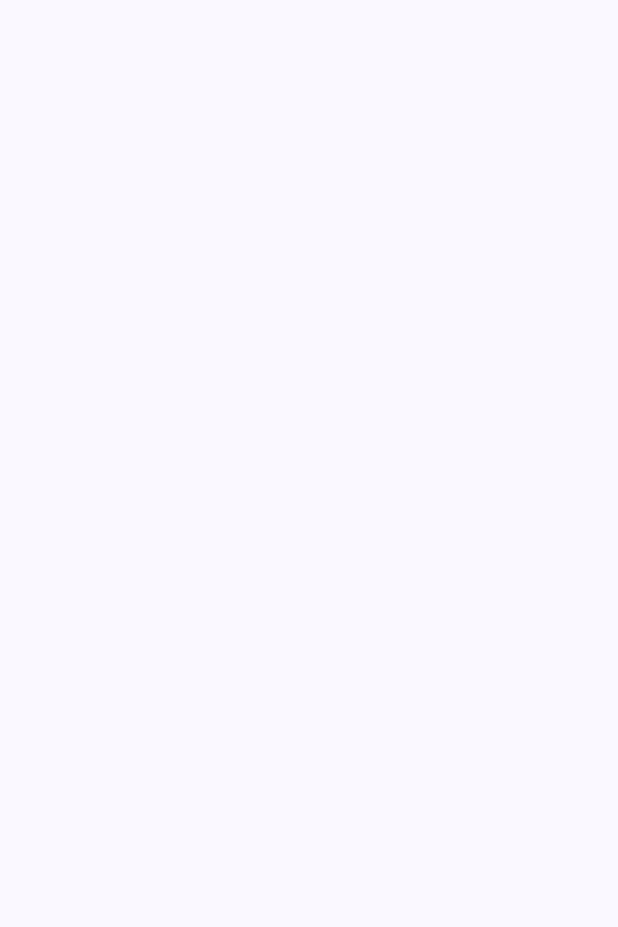
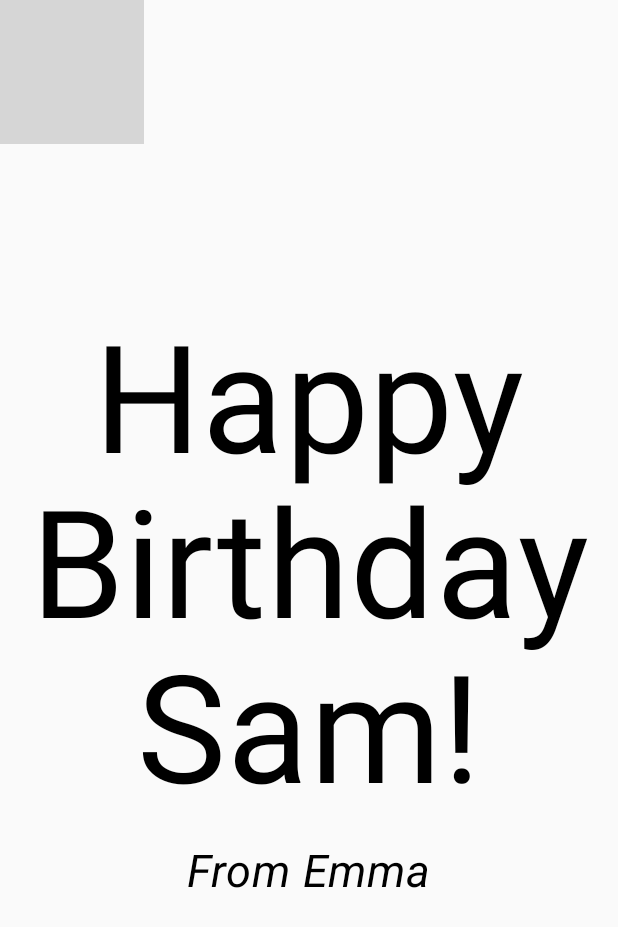
Before and after one commit to Dchidre/Kotlin1, an Android app built with Jetpack Compose: the screen it shows after launch (MainActivity), on a phone screen of 412 x 824 dp. Before the commit the part shown is empty. Shown: the top 927 px of the screen. Run offline under Robolectric (Android 15) with nearby library versions, the phone set to English and light mode, and no system bars; grey boxes are pictures that could not be loaded.

Commit message:
image added

```diff
--- a/app/src/main/java/com/example/pruebakotlin/MainActivity.kt
+++ b/app/src/main/java/com/example/pruebakotlin/MainActivity.kt
@@ -3,16 +3,25 @@ package com.example.pruebakotlin
 import android.os.Bundle
 import androidx.activity.ComponentActivity
 import androidx.activity.compose.setContent
+import androidx.compose.foundation.Image
+import androidx.compose.foundation.layout.Arrangement
+import androidx.compose.foundation.layout.Box
+import androidx.compose.foundation.layout.Column
 import androidx.compose.foundation.layout.fillMaxSize
 import androidx.compose.foundation.layout.padding
-import androidx.compose.material3.MaterialTheme
-import androidx.compose.material3.Surface
 import androidx.compose.material3.Text
 import androidx.compose.runtime.Composable
+import androidx.compose.ui.Alignment
 import androidx.compose.ui.Modifier
-import androidx.compose.ui.graphics.Color
+import androidx.compose.ui.layout.ContentScale
+import androidx.compose.ui.res.painterResource
+import androidx.compose.ui.res.stringResource
+import androidx.compose.ui.text.font.FontStyle
+import androidx.compose.ui.text.font.FontWeight
+import androidx.compose.ui.text.style.TextAlign
 import androidx.compose.ui.tooling.preview.Preview
 import androidx.compose.ui.unit.dp
+import androidx.compose.ui.unit.sp
 import com.example.pruebakotlin.ui.theme.PruebaKotlinTheme
 
 class MainActivity : ComponentActivity() {
@@ -20,20 +29,57 @@ class MainActivity : ComponentActivity() {
         super.onCreate(savedInstanceState)
         setContent {
             PruebaKotlinTheme {
-                // A surface container using the 'background' color from the theme
-                Surface(
-                    modifier = Modifier.fillMaxSize(),
-                    color = MaterialTheme.colorScheme.background
-                ) {
-                }
+                GreetingImage(stringResource(R.string.birth_text), stringResource(R.string.signature))
             }
         }
     }
 }
 
 @Composable
-fun GreetingText(modifier: Modifier = Modifier, message: String) {
-    Text(text = message)
+fun GreetingText(modifier: Modifier = Modifier, message: String, from: String) {
+    Column(
+        modifier = modifier,
+        verticalArrangement = Arrangement.Center
+    ) {
+        Text(
+            text = message,
+            fontSize = 100.sp,
+            lineHeight = 110.sp,
+            textAlign = TextAlign.Center
+        )
+        Text(
+            text = from,
+            fontSize = 30.sp,
+            fontWeight = FontWeight.W400,
+            fontStyle = FontStyle.Italic,
+            modifier = Modifier
+                .padding(16.dp)
+                .align(alignment = Alignment.CenterHorizontally)
+        )
+    }
+}
+
+@Composable
+fun GreetingImage(message: String, from: String, modifier: Modifier = Modifier) {
+    val image = painterResource(R.drawable.androidparty)
+
+    Box {
+        Image(
+            painter = image,
+            contentDescription = null,
+            modifier = modifier,
+            contentScale = ContentScale.Crop,
+            alpha = 0.5F
+        )
+        GreetingText(
+            message = message,
+            from = from,
+            modifier = Modifier
+                .fillMaxSize()
+                .padding(1.dp)
+        )
+    }
+
 }
 
 
@@ -41,6 +87,6 @@ fun GreetingText(modifier: Modifier = Modifier, message: String) {
 @Composable
 fun GreetingPreview() {
     PruebaKotlinTheme {
-        GreetingText(message = "Felicidades hostia!")
+        GreetingImage(stringResource(R.string.birth_text), stringResource(R.string.signature))
     }
 }
--- a/app/src/main/res/values/strings.xml
+++ b/app/src/main/res/values/strings.xml
@@ -1,3 +1,5 @@
 <resources>
     <string name="app_name">PruebaKotlin</string>
+    <string name="birth_text">Happy Birthday Sam!</string>
+    <string name="signature">From Emma</string>
 </resources>
```
Also changed, not shown: 1 other file.
